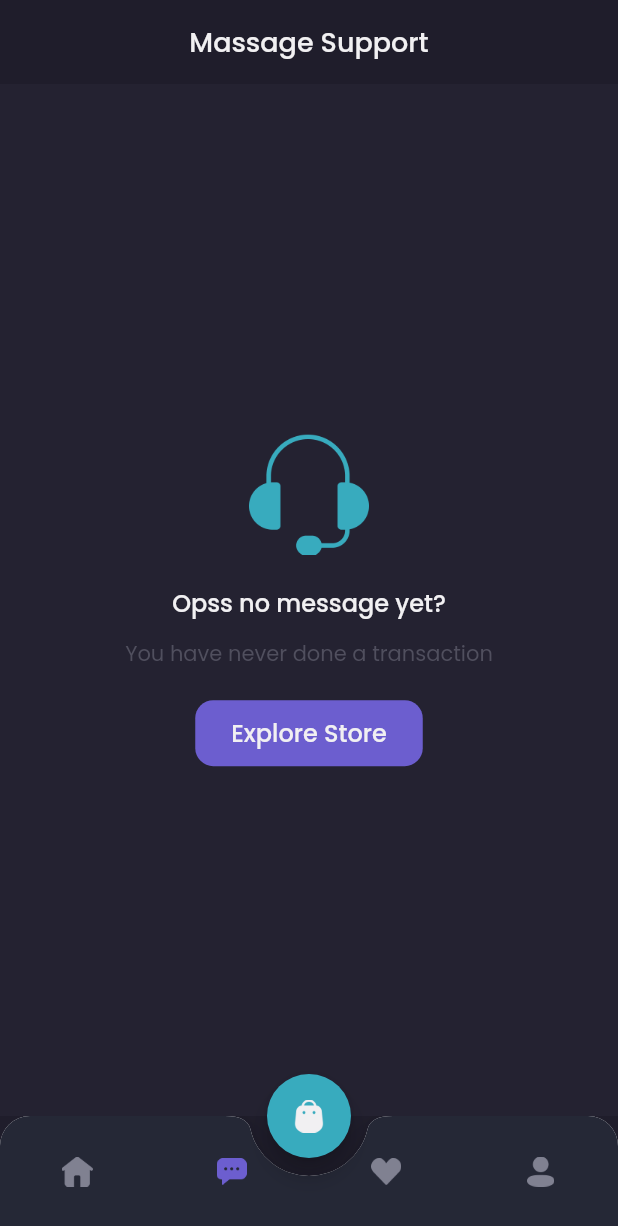
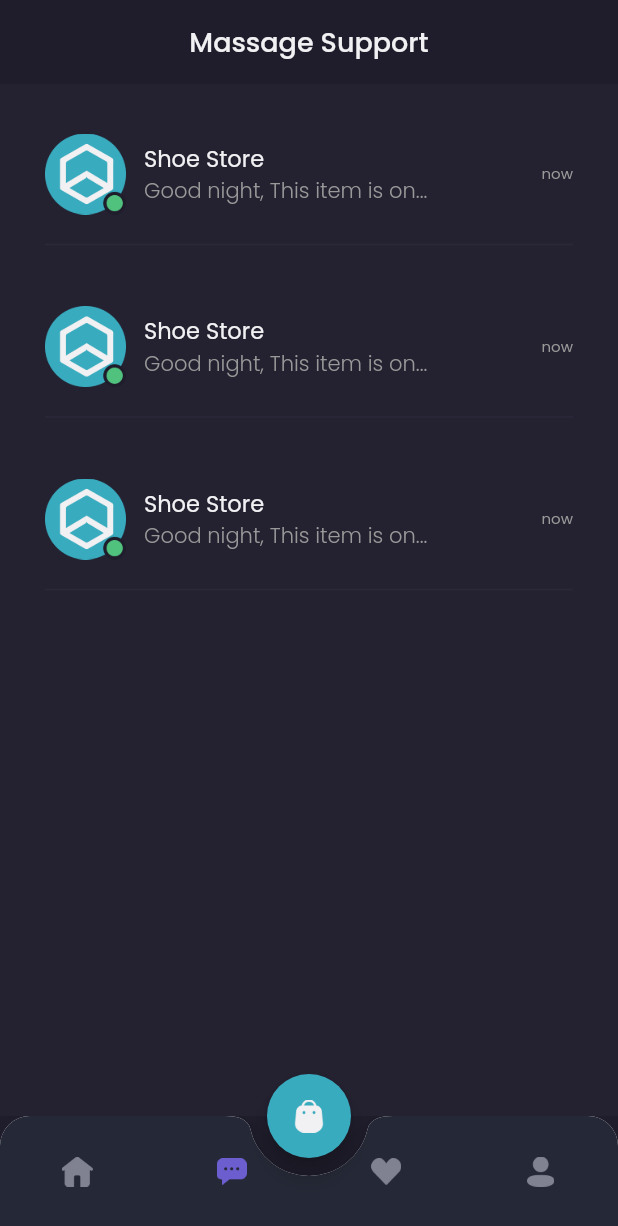
Before and after one commit to iqbalchandraessentials/MyAppStore-footware, a Flutter app: the MainPage screen opened by its route, item 2 of the bottom bar chosen, on a phone screen of 412 x 824 dp. Shown: the top 1226 px of the screen. Run offline on Flutter 3.47's test engine with Material 2 defaults, Android fonts, the phone set to English and light mode, and no system bars; our stand-ins replace google_fonts.

Commit message:
update chat detail

```diff
--- a/lib/home/chat_page.dart
+++ b/lib/home/chat_page.dart
@@ -1,4 +1,5 @@
 import 'package:flutter/material.dart';
+import 'package:flutter_application_1/home/widgets/chat_tile.dart';
 import 'package:flutter_application_1/theme.dart';
 
 class ChatPage extends StatelessWidget {
@@ -20,7 +21,7 @@ class ChatPage extends StatelessWidget {
       );
     }
 
-    Widget content() {
+    Widget emptychat() {
       return Expanded(
         child: Container(
             width: double.infinity,
@@ -28,24 +29,33 @@ class ChatPage extends StatelessWidget {
             child: Column(
               mainAxisAlignment: MainAxisAlignment.center,
               children: [
-               Image.asset('assets/icon_headset.png',
+                Image.asset(
+                  'assets/icon_headset.png',
                   width: 80,
                 ),
-               SizedBox(height: 20,),
-               Text('Opss no message yet?',
+                SizedBox(
+                  height: 20,
+                ),
+                Text(
+                  'Opss no message yet?',
                   style: primaryTextStyle.copyWith(
                     fontSize: 16,
                     fontWeight: medium,
                   ),
                 ),
-               SizedBox(height: 12,),
-               Text('You have never done a transaction',
+                SizedBox(
+                  height: 12,
+                ),
+                Text(
+                  'You have never done a transaction',
                   style: subtitleTextStyle.copyWith(
                     fontSize: 14,
                     fontWeight: regular,
                   ),
                 ),
-               SizedBox(height: 20,),
+                SizedBox(
+                  height: 20,
+                ),
                 Container(
                   height: 44,
                   child: TextButton(
@@ -57,30 +67,47 @@ class ChatPage extends StatelessWidget {
                         backgroundColor: primaryColor,
                         shape: RoundedRectangleBorder(
                           borderRadius: BorderRadius.circular(12),
-                     )
-
-                   ),
-                   onPressed: (){
-
-                   },
-                   child: Text('Explore Store',
+                        )),
+                    onPressed: () {},
+                    child: Text(
+                      'Explore Store',
                       style: primaryTextStyle.copyWith(
                         fontSize: 16,
                         fontWeight: medium,
-                   ),),
+                      ),
+                    ),
                   ),
                 )
               ],
-           )
+            )),
+      );
+    }
+
+    Widget content() {
+      return Expanded(
+          child: Container(
+        width: double.infinity,
+        color: backgroundColor3,
+        child: ListView(
+          padding: EdgeInsets.symmetric(
+            horizontal: defaultMargin,
           ),
+          children: [
+            ChatTile(),
+            ChatTile(),
+            ChatTile(),
+          ],
+        ),
+      ),
+
       );
     }
 
     return Column(
       children: [
         header(),
-        content(),
-      ],
+        // emptychat(),
+        content(),      ],
     );
   }
 }
--- /dev/null
+++ b/lib/home/widgets/chat_tile.dart
@@ -0,0 +1,67 @@
+import 'package:flutter/material.dart';
+import 'package:flutter_application_1/theme.dart';
+
+class ChatTile extends StatelessWidget {
+  @override
+  Widget build(BuildContext context) {
+    return GestureDetector(
+      onTap: () {
+        Navigator.pushNamed(context, '/detail-chat');
+      },
+      child: Container(
+        margin: EdgeInsets.only(top: 33),
+        child: Column(
+          children: [
+            Row(
+              children: [
+                Image.asset(
+                  'assets/image_shop_logo_online.png',
+                  width: 54,
+                ),
+                SizedBox(
+                  width: 12,
+                ),
+                Expanded(
+                  child: Column(
+                    crossAxisAlignment: CrossAxisAlignment.start,
+                    children: [
+                      Text(
+                        'Shoe Store',
+                        style: primaryTextStyle.copyWith(
+                          fontSize: 15,
+                          fontWeight: regular,
+                        ),
+                      ),
+                      Text(
+                        'Good night, This item is on...',
+                        style: secondaryTextStyle.copyWith(
+                          fontSize: 14,
+                          fontWeight: light,
+                        ),
+                        overflow: TextOverflow.ellipsis,
+                      )
+                    ],
+                  ),
+                ),
+                Text(
+                  'now',
+                  style: secondaryTextStyle.copyWith(
+                    fontSize: 10,
+                    fontWeight: regular,
+                  ),
+                )
+              ],
+            ),
+            SizedBox(
+              height: 12,
+            ),
+            Divider(
+              thickness: 1,
+              color: Color(0xff2B2939),
+            )
+          ],
+        ),
+      ),
+    );
+  }
+}
--- a/lib/main.dart
+++ b/lib/main.dart
@@ -1,4 +1,5 @@
 import 'package:flutter/material.dart';
+import 'package:flutter_application_1/home/detail_chat_page.dart';
 import 'package:flutter_application_1/home/main_page.dart';
 import 'package:flutter_application_1/pages/page_sign_in.dart';
 import 'package:flutter_application_1/pages/page_sign_up.dart';
@@ -16,6 +17,7 @@ class MyApp extends StatelessWidget {
         '/sign-in' : (context) => SignIn(),
         '/sign-up' : (context) => SignUp(),
         '/home' : (context) => MainPage(),
+        '/detail-chat' : (context) => DetailChatPage(),
       },
     );
   }
```
Also changed, not shown: lib/home/detail_chat_page.dart (added, +140 -0 lines), lib/pages/page_sign_up.dart (indentation only). Lines whose indentation alone changed are shown as unchanged.
